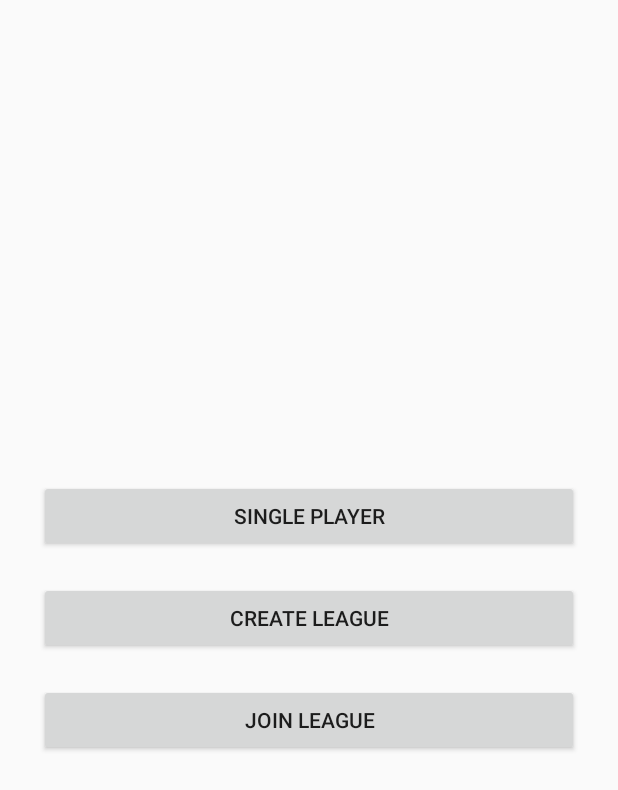
After one commit to Niryo/Stick-Defence, an Android app: the layout activity_main_menu.xml on its own in the app's theme, with its tools: preview values and no code run, on a phone screen of 412 x 824 dp. The commit adds this screen. Shown: the top 790 px of the screen. Run offline under Robolectric (Android 15) with nearby library versions, the light colour scheme and no system bars.

Commit message:
Main Menu

```diff
--- a/app/src/main/java/huji/ac/il/stick_defence/MainActivity.java
+++ b/app/src/main/java/huji/ac/il/stick_defence/GameActivity.java
@@ -15,7 +15,7 @@ import android.widget.ProgressBar;
 import android.widget.RelativeLayout;
 
 
-public class MainActivity extends Activity {
+public class GameActivity extends Activity {
     @Override
     protected void onCreate(Bundle savedInstanceState) {
         requestWindowFeature(Window.FEATURE_NO_TITLE);
--- /dev/null
+++ b/app/src/main/res/layout/activity_main_menu.xml
@@ -0,0 +1,38 @@
+<LinearLayout xmlns:android="http://schemas.android.com/apk/res/android"
+                xmlns:tools="http://schemas.android.com/tools"
+                android:layout_width="match_parent"
+                android:layout_height="match_parent"
+                android:paddingLeft="@dimen/activity_horizontal_margin"
+                android:paddingRight="@dimen/activity_horizontal_margin"
+                android:paddingTop="@dimen/activity_vertical_margin"
+                android:paddingBottom="@dimen/activity_vertical_margin"
+                tools:context="huji.ac.il.stick_defence.MainMenu"
+              android:orientation="vertical"
+    android:gravity="center">
+
+    <Button
+        android:layout_width="fill_parent"
+        android:layout_height="wrap_content"
+        android:text="@string/single_player"
+        android:id="@+id/single_player"
+        android:layout_gravity="center"
+        android:layout_margin="10dp"
+        />
+
+    <Button
+        android:layout_width="fill_parent"
+        android:layout_height="wrap_content"
+        android:text="@string/create_league"
+        android:id="@+id/create_league"
+        android:layout_gravity="center"
+        android:layout_margin="10dp"/>
+
+    <Button
+        android:layout_width="fill_parent"
+        android:layout_height="wrap_content"
+        android:text="@string/join_league"
+        android:id="@+id/join_league"
+        android:layout_gravity="center"
+        android:layout_margin="10dp"/>
+
+</LinearLayout>
--- /dev/null
+++ b/app/src/main/res/values/colors.xml
@@ -0,0 +1,5 @@
+<resources>
+
+    <color name="black_overlay">#66000000</color>
+
+</resources>
--- a/app/src/main/res/values/strings.xml
+++ b/app/src/main/res/values/strings.xml
@@ -1,6 +1,8 @@
 <resources>
     <string name="app_name">Stick-Defence</string>
-
-    <string name="hello_world2">Hello world!</string>
     <string name="action_settings">Settings</string>
+    <string name="title_activity_main_menu">MainMenu</string>
+    <string name="single_player">Single Player</string>
+    <string name="create_league">Create League</string>
+    <string name="join_league">Join League</string>
 </resources>
```
Also changed, not shown: app/src/main/AndroidManifest.xml (+10 -4 lines), app/src/main/java/huji/ac/il/stick_defence/ArtificialIntelligence.java (added, +93 -0 lines), app/src/main/java/huji/ac/il/stick_defence/MainMenu.java (added, +62 -0 lines), app/src/main/java/huji/ac/il/stick_defence/util/SystemUiHider.java (added, +172 -0 lines), app/src/main/java/huji/ac/il/stick_defence/util/SystemUiHiderBase.java (added, +63 -0 lines), app/src/main/java/huji/ac/il/stick_defence/util/SystemUiHiderHoneycomb.java (added, +141 -0 lines), app/src/main/res/menu/menu_main_menu.xml (added, +9 -0 lines), app/src/main/res/values-v11/styles.xml (added, +15 -0 lines), app/src/main/res/values/attrs.xml (added, +12 -0 lines).
